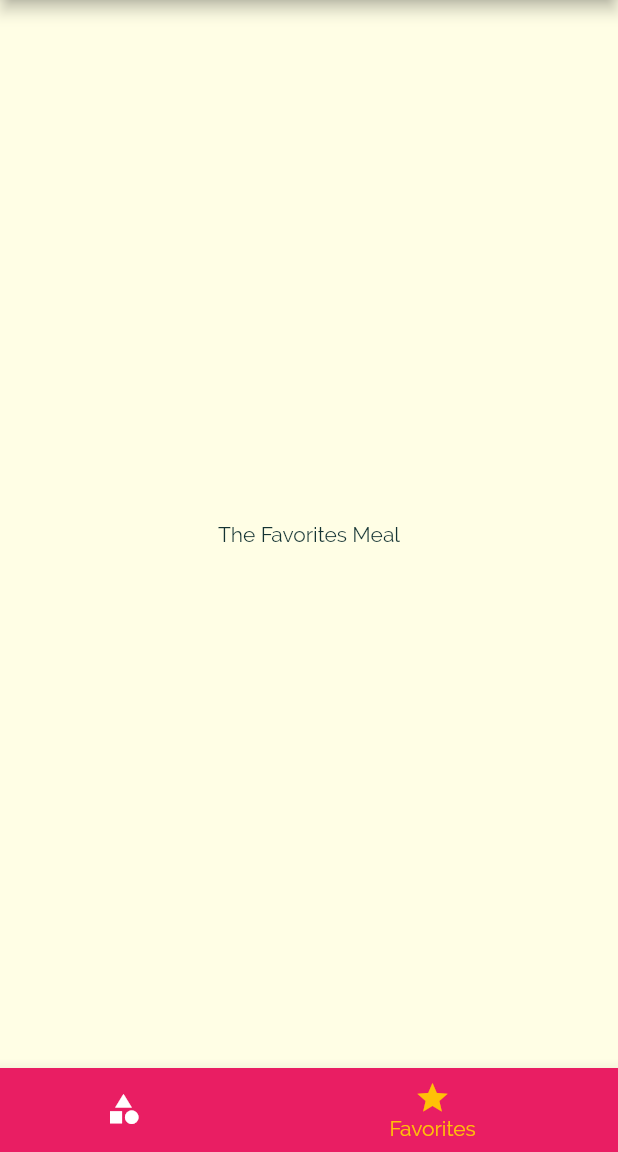
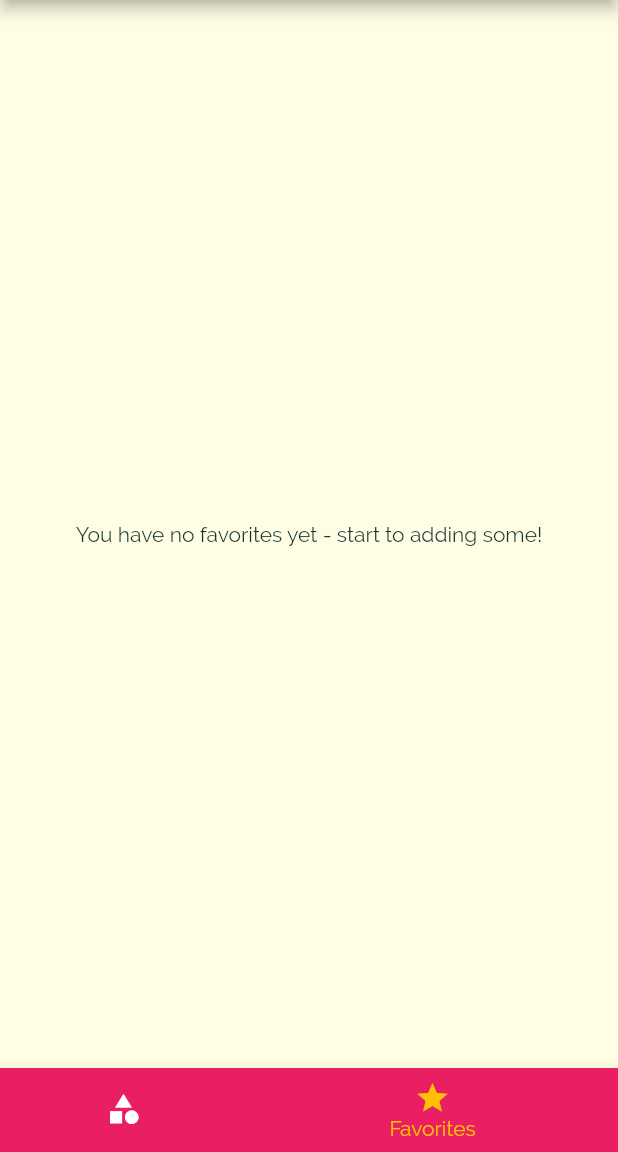
Before and after one commit to Gargoros/Flutter_Meals_App, a Flutter app: the screen it shows after launch, item 2 of the bottom bar chosen, on a phone screen of 412 x 824 dp, the part 84-1236 px from its top. Run offline on Flutter 3.47's test engine with Material 2 defaults, Android fonts, the phone set to English and light mode, and no system bars.

Commit message:
refactor: added favorite logic and navigation, also init new list to collection favorite meal

```diff
--- a/meals_app/lib/main.dart
+++ b/meals_app/lib/main.dart
@@ -22,6 +22,7 @@ class _MyAppState extends State<MyApp> {
     'vegetarian': false,
   };
   List<Meal> _availableMeals = DUMMY_MEALS;
+  List<Meal> _favoritedMeals = [];
 
   void _setFilters(Map<String, bool> filterData) {
     setState(() {
@@ -42,6 +43,25 @@ class _MyAppState extends State<MyApp> {
         return true;
       }).toList();
     });
+  }
+
+  void _toggleFavorite(String mealId) {
+    final existingIndex =
+        _favoritedMeals.indexWhere((meal) => meal.id == mealId);
+    if (existingIndex >= 0) {
+      setState(() {
+        _favoritedMeals.removeAt(existingIndex);
+      });
+    } else {
+      setState(() {
+        _favoritedMeals
+            .add(DUMMY_MEALS.firstWhere((meal) => meal.id == mealId));
+      });
+    }
+  }
+
+  bool _isMealFavorite(String id) {
+    return _favoritedMeals.any((meal) => meal.id == id);
   }
 
   // This widget is the root of your application.
@@ -67,33 +87,16 @@ class _MyAppState extends State<MyApp> {
       home: const CategoriesScreen(),
       initialRoute: '', // default is '/'
       routes: {
-        '': (ctx) => TabsScreen(),
+        '': (ctx) => TabsScreen(_favoritedMeals),
         CategoryMealsScreen.routeName: (ctx) =>
             CategoryMealsScreen(_availableMeals),
-        MealDetailScreen.routeName: (ctx) => const MealDetailScreen(),
+        MealDetailScreen.routeName: (ctx) =>
+            MealDetailScreen(_toggleFavorite, _isMealFavorite),
         FiltersScreen.routeName: (ctx) => FiltersScreen(_setFilters, _filters),
       },
       onUnknownRoute: (settings) {
         return MaterialPageRoute(builder: (ctx) => const CategoriesScreen());
       },
-      // onGenerateInitialRoutes: (setting) {
-      //   print(setting.arguments as String);
-      // },
-      // onUnknownRoute: ((settings) {
-      //   return MaterialPageRoute(builder: ((context) => CategoriesScreen(),);
-      // },
     );
   }
 }
-
-// @override
-// Widget build(BuildContext context) {
-//   return Scaffold(
-//     appBar: AppBar(
-//       title: const Text("DeliMeals"),
-//     ),
-//     body: const Center(
-//       child: Text("Navigation Time!"),
-//     ),
-//   );
-// }
--- a/meals_app/lib/screens/category_meals_screen.dart
+++ b/meals_app/lib/screens/category_meals_screen.dart
@@ -61,7 +61,6 @@ class _CategoryMealsScreenState extends State<CategoryMealsScreen> {
             duration: displayedMeals[index].duration,
             complexity: displayedMeals[index].complexity,
             affordability: displayedMeals[index].affordability,
-            removeItem: _removeMeal,
           );
         },
         itemCount: displayedMeals.length,
--- a/meals_app/lib/screens/favorites_meal.dart
+++ b/meals_app/lib/screens/favorites_meal.dart
@@ -1,12 +1,33 @@
 import 'package:flutter/material.dart';
 
+import '../models/meal.dart';
+import '../widgets/meal_item.dart';
+
 class FavoritesMealScreen extends StatelessWidget {
-  const FavoritesMealScreen({super.key});
+  final List<Meal> favoritedMeals;
+
+  FavoritesMealScreen(this.favoritedMeals);
 
   @override
   Widget build(BuildContext context) {
-    return const Center(
-      child: Text("The Favorites Meal"),
-    );
+    if (favoritedMeals.isEmpty) {
+      return Center(
+        child: Text("You have no favorites yet - start to adding some!"),
+      );
+    } else {
+      return ListView.builder(
+        itemBuilder: (context, index) {
+          return MealItem(
+            id: favoritedMeals[index].id,
+            title: favoritedMeals[index].title,
+            imageUrl: favoritedMeals[index].imageUrl,
+            duration: favoritedMeals[index].duration,
+            complexity: favoritedMeals[index].complexity,
+            affordability: favoritedMeals[index].affordability,
+          );
+        },
+        itemCount: favoritedMeals.length,
+      );
+    }
   }
 }
--- a/meals_app/lib/screens/tabs_screen.dart
+++ b/meals_app/lib/screens/tabs_screen.dart
@@ -1,22 +1,35 @@
 import 'package:flutter/material.dart';
+import '../models/meal.dart';
 import '../widgets/main_drawer.dart';
 import './favorites_meal.dart';
 import './categories_screen.dart';
 
 class TabsScreen extends StatefulWidget {
-  const TabsScreen({super.key});
+  final List<Meal> favoritedMeals;
+
+  TabsScreen(this.favoritedMeals);
 
   @override
   State<TabsScreen> createState() => _TabsScreenState();
 }
 
 class _TabsScreenState extends State<TabsScreen> {
-  final List<Map<String, Object>> _pages = [
-    {'page': const CategoriesScreen(), 'title': 'Categories'},
-    {'page': const FavoritesMealScreen(), 'title': 'Your Favorite'},
-  ];
+  late List<Map<String, Object>> _pages;
 
   int _selectedPageIndex = 0;
+
+  @override
+  void initState() {
+    _pages = [
+      {'page': CategoriesScreen(), 'title': 'Categories'},
+      {
+        'page': FavoritesMealScreen(widget.favoritedMeals),
+        'title': 'Your Favorite'
+      },
+    ];
+
+    super.initState();
+  }
 
   void _selectePage(int index) {
     setState(() {
```
Also changed, not shown: meals_app/lib/screens/meal_detail_screen.dart (+5 -5 lines), meals_app/lib/widgets/meal_item.dart (+4 -7 lines).
